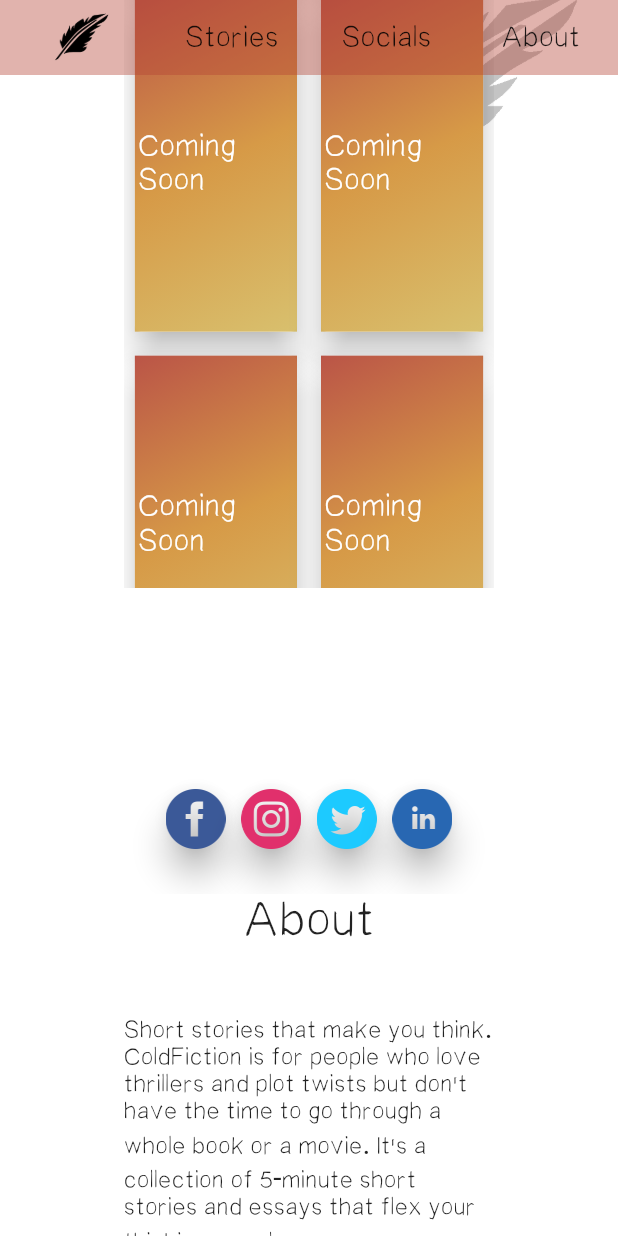
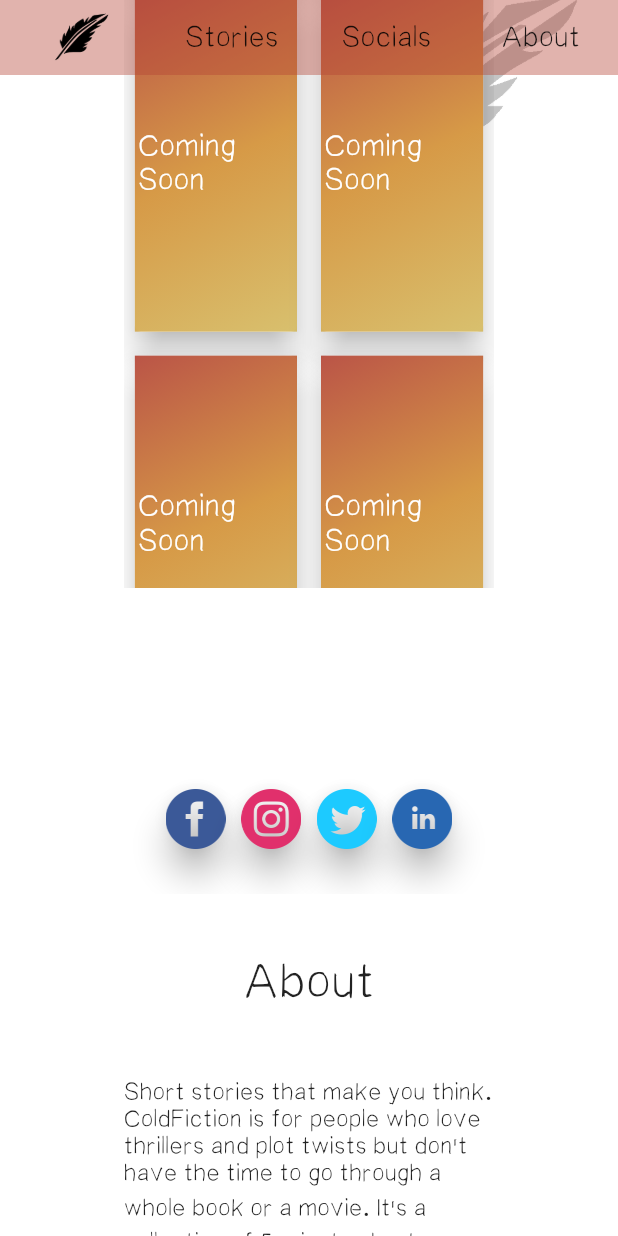
Before and after one commit to coldfiction/coldfiction_develop.github.io, a Flutter app: the screen it shows after launch, scrolled down 1152 dp, on a phone screen of 412 x 824 dp. Run offline on Flutter 3.47's test engine with Material 2 defaults, Android fonts, the phone set to English and light mode, and no system bars; our stand-ins replace google_fonts.

Commit message:
made padding change according to screen size for about section

```diff
--- a/lib/widgets/AboutSection/about-section.dart
+++ b/lib/widgets/AboutSection/about-section.dart
@@ -4,6 +4,10 @@ class AboutSection extends StatelessWidget {
   @override
   Widget build(BuildContext context) {
     return Container(
+      padding: EdgeInsets.only(
+        top: (MediaQuery.of(context).size.height) / 20,
+        bottom: (MediaQuery.of(context).size.height) / 20,
+      ),
       color: Colors.white,
       height: 350,
       width: MediaQuery.of(context).size.width,
```
